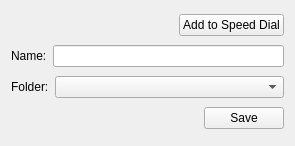
This is src/lib/bookmarks/bookmarkswidget.ui in QupZilla/qupzilla as Qt 5 draws it before an edit. The edited form follows.
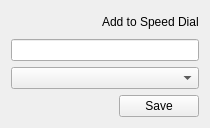
This is the edited form. Custom widgets are drawn as their Qt base class.

Commit message: Remove Name/Folder-Labels, change SpeeddialButton into a ClickableLabel.

```diff
--- a/src/lib/bookmarks/bookmarkswidget.ui
+++ b/src/lib/bookmarks/bookmarkswidget.ui
@@ -6,8 +6,8 @@
    <rect>
     <x>0</x>
     <y>0</y>
-    <width>295</width>
-    <height>146</height>
+    <width>210</width>
+    <height>128</height>
    </rect>
   </property>
   <property name="windowTitle">
@@ -30,43 +30,23 @@
       </spacer>
      </item>
      <item>
-      <widget class="QPushButton" name="speeddialButton">
-       <property name="sizePolicy">
-        <sizepolicy hsizetype="Preferred" vsizetype="Fixed">
-         <horstretch>0</horstretch>
-         <verstretch>0</verstretch>
-        </sizepolicy>
+      <widget class="ClickableLabel" name="speeddialButton">
+       <property name="cursor">
+        <cursorShape>PointingHandCursor</cursorShape>
        </property>
        <property name="text">
         <string>Add to Speed Dial</string>
        </property>
-      </widget>
-     </item>
-    </layout>
-   </item>
-   <item>
-    <layout class="QHBoxLayout" name="horizontalLayout_4">
-     <item>
-      <widget class="QLabel" name="label_3">
-       <property name="text">
-        <string>Name:</string>
+       <property name="html-link-look" stdset="0">
+        <bool>true</bool>
        </property>
       </widget>
+     </item>
+    </layout>
      </item>
      <item>
       <widget class="QLineEdit" name="name"/>
      </item>
-    </layout>
-   </item>
-   <item>
-    <layout class="QHBoxLayout" name="horizontalLayout_5">
-     <item>
-      <widget class="QLabel" name="label_2">
-       <property name="text">
-        <string>Folder:</string>
-       </property>
-      </widget>
-     </item>
      <item>
       <widget class="QComboBox" name="folder">
        <property name="sizePolicy">
@@ -77,13 +57,8 @@
        </property>
       </widget>
      </item>
-    </layout>
-   </item>
    <item>
     <layout class="QHBoxLayout" name="horizontalLayout">
-     <property name="spacing">
-      <number>5</number>
-     </property>
      <item>
       <spacer name="horizontalSpacer">
        <property name="orientation">
@@ -100,7 +75,7 @@
      <item>
       <widget class="QPushButton" name="saveRemove">
        <property name="sizePolicy">
-        <sizepolicy hsizetype="Fixed" vsizetype="Fixed">
+        <sizepolicy hsizetype="Preferred" vsizetype="Fixed">
          <horstretch>0</horstretch>
          <verstretch>0</verstretch>
         </sizepolicy>
@@ -114,6 +89,13 @@
    </item>
   </layout>
  </widget>
+ <customwidgets>
+  <customwidget>
+   <class>ClickableLabel</class>
+   <extends>QLabel</extends>
+   <header>clickablelabel.h</header>
+  </customwidget>
+ </customwidgets>
  <resources/>
  <connections/>
 </ui>
```
Left out of the diff: 2 changed lines with no effect on the pictures. Lines whose indentation alone changed are shown as unchanged. The commit also changes 2 other files.
